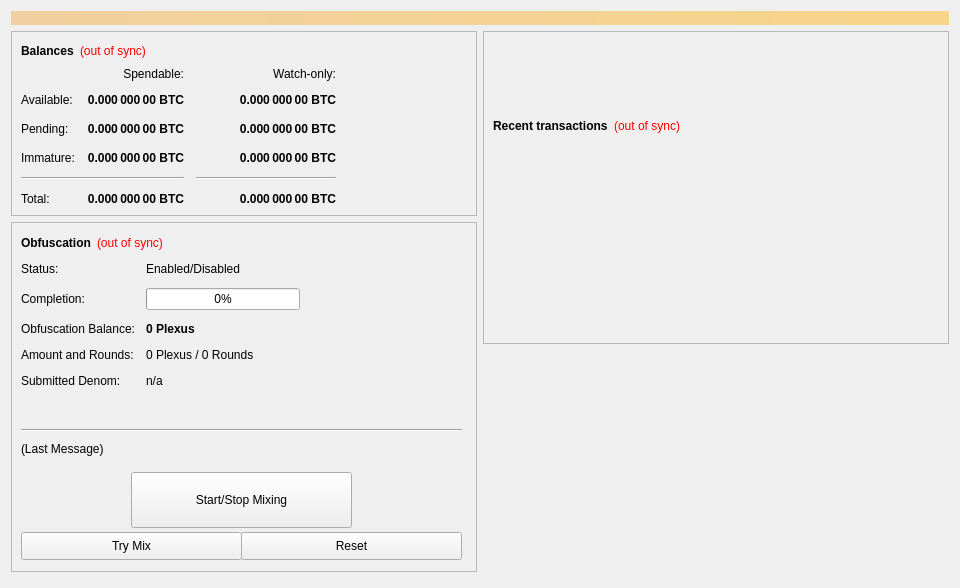
Above: src/qt/forms/overviewpage.ui from altcuim/Plexus before the change. Below: the same form after it.
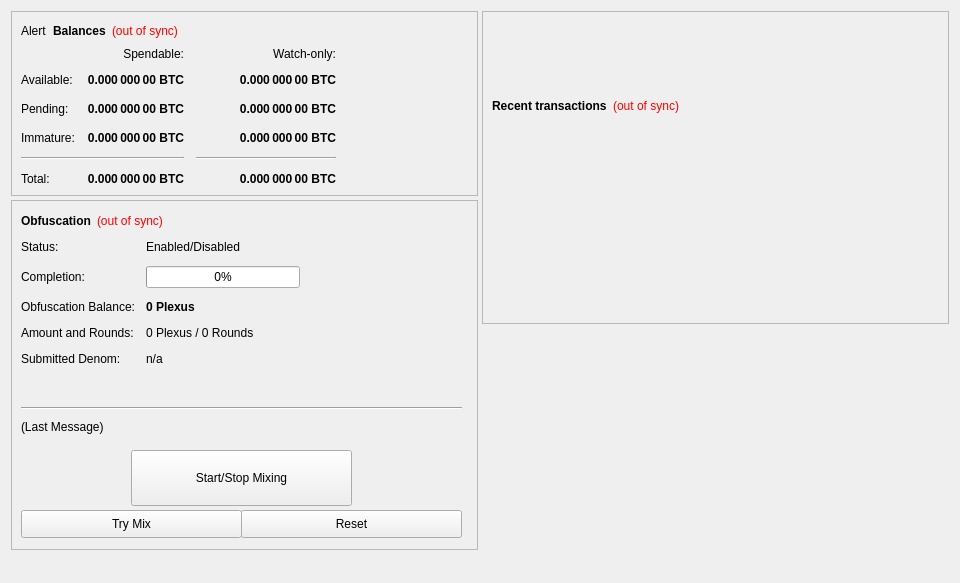
That is the form after the change.

```diff
--- a/src/qt/forms/overviewpage.ui
+++ b/src/qt/forms/overviewpage.ui
@@ -7,7 +7,7 @@
     <x>0</x>
     <y>0</y>
     <width>960</width>
-    <height>588</height>
+    <height>583</height>
    </rect>
   </property>
   <property name="minimumSize">
@@ -20,26 +20,22 @@
    <string>Form</string>
   </property>
   <layout class="QVBoxLayout" name="topLayout">
-   <item>
-    <widget class="QLabel" name="labelAlerts">
-     <property name="visible">
-      <bool>false</bool>
-     </property>
-     <property name="styleSheet">
-      <string notr="true">background-color: qlineargradient(x1: 0, y1: 0, x2: 1, y2: 0, stop:0 #F0D0A0, stop:1 #F8D488); color:#000000;</string>
-     </property>
-     <property name="wordWrap">
-      <bool>true</bool>
-     </property>
-     <property name="margin">
-      <number>3</number>
-     </property>
-    </widget>
-   </item>
+   <property name="spacing">
+    <number>4</number>
+   </property>
+   <property name="bottomMargin">
+    <number>8</number>
+   </property>
    <item>
     <layout class="QHBoxLayout" name="horizontalLayout" stretch="1,1">
+     <property name="spacing">
+      <number>4</number>
+     </property>
      <item>
       <layout class="QVBoxLayout" name="verticalLayout_2">
+       <property name="spacing">
+        <number>4</number>
+       </property>
        <item>
         <widget class="QFrame" name="frame">
          <property name="frameShape">
@@ -51,6 +47,13 @@
          <layout class="QVBoxLayout" name="verticalLayout_4">
           <item>
            <layout class="QHBoxLayout" name="horizontalLayout_4">
+            <item>
+             <widget class="QLabel" name="labelAlerts">
+              <property name="text">
+               <string>Alert</string>
+              </property>
+             </widget>
+            </item>
             <item>
              <widget class="QLabel" name="label_5">
               <property name="font">
@@ -1132,6 +1135,9 @@
      </item>
      <item>
       <layout class="QVBoxLayout" name="verticalLayout_3">
+       <property name="spacing">
+        <number>4</number>
+       </property>
        <item>
         <widget class="QFrame" name="frame_2">
          <property name="frameShape">
```
